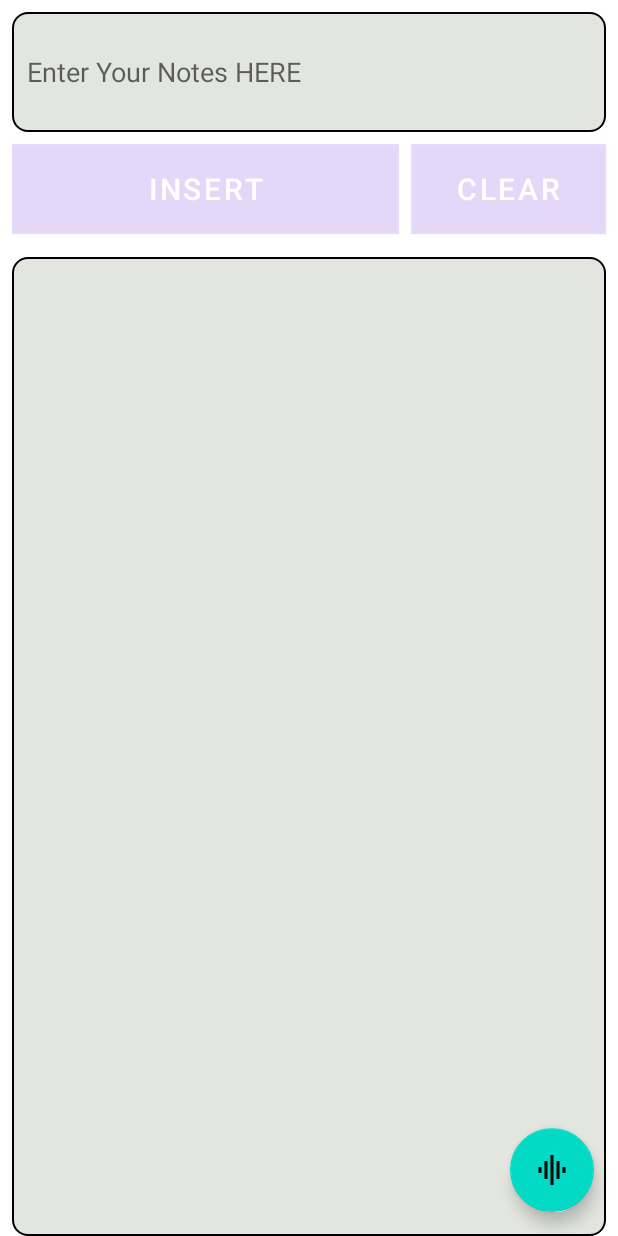
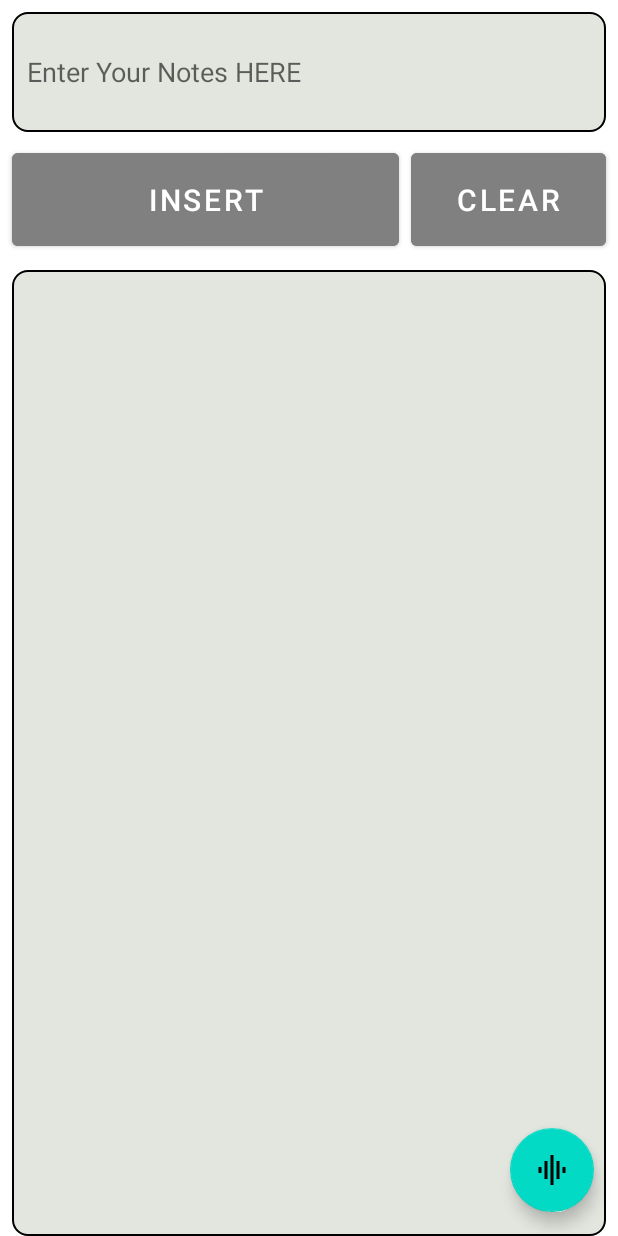
Before and after one commit to kyahaisab/Monitoring-App, an Android app: the screen it shows after launch (MainActivity), after a tap on "coolBar", on a phone screen of 412 x 824 dp. Run offline under Robolectric (Android 15) with nearby library versions, the phone set to English and light mode, and no system bars; our stand-ins replace Room's generated code; 1 statement that could not run was skipped.

```diff
--- a/app/src/main/AndroidManifest.xml
+++ b/app/src/main/AndroidManifest.xml
@@ -11,7 +11,7 @@
     <application
         android:allowBackup="true"
         android:icon="@mipmap/ic_launcher"
-        android:label="@string/app_name"
+        android:label="${variant} Monitoring"
         android:roundIcon="@mipmap/ic_launcher_round"
         android:supportsRtl="true"
         android:theme="@style/Theme.NotesApp" >
--- a/app/src/main/java/com/example/notesapp/MainActivity.kt
+++ b/app/src/main/java/com/example/notesapp/MainActivity.kt
@@ -1,6 +1,7 @@
 package com.example.notesapp
 
 import android.os.Bundle
+import android.util.Log
 import android.view.View
 import android.widget.Toast
 import androidx.appcompat.app.AppCompatActivity
@@ -52,10 +53,14 @@ class MainActivity : AppCompatActivity(), INotesRVAdapter,
         //Above code is not working, only one time its working, bcz workTRequest is changing every time
 
         fab.setOnClickListener {
-            val bView: View = window.decorView
-            bView.setSystemUiVisibility(View.SYSTEM_UI_FLAG_HIDE_NAVIGATION)
-            fab.visibility = View.GONE
-
+            // You can also use BuildConfig.FLAVOUR to know pais or free, etc
+            if(BuildConfig.BUILD_TYPE == "debug")
+                Toast.makeText(this, "Full screen only for premium users", Toast.LENGTH_LONG).show()
+            else {
+                val bView: View = window.decorView
+                bView.setSystemUiVisibility(View.SYSTEM_UI_FLAG_HIDE_NAVIGATION)
+                fab.visibility = View.GONE
+            }
         }
 
         graphPlot.setOnClickListener {
--- a/app/src/main/java/com/example/notesapp/NoteDataBase.kt
+++ b/app/src/main/java/com/example/notesapp/NoteDataBase.kt
@@ -5,8 +5,9 @@ import androidx.room.AutoMigration
 import androidx.room.Database
 import androidx.room.Room
 import androidx.room.RoomDatabase
+import com.example.notesapp.migration.DbMigrations
 
-@Database(entities = arrayOf(Note::class), version = 2, exportSchema = false)
+@Database(entities = arrayOf(Note::class), version = 1)
 abstract class NoteDataBase : RoomDatabase() {
 
     abstract fun getNoteDao(): NoteDao
@@ -25,7 +26,7 @@ abstract class NoteDataBase : RoomDatabase() {
                     context.applicationContext,
                     NoteDataBase::class.java,
                     "word_database"
-                ).fallbackToDestructiveMigration().build()
+                ).build()
                 INSTANCE = instance
                 // return instance
                 instance
--- a/app/src/main/res/layout/activity_main.xml
+++ b/app/src/main/res/layout/activity_main.xml
@@ -21,28 +21,28 @@
     <Button
         android:id="@+id/addButton"
         android:layout_width="0dp"
-        android:layout_height="60dp"
+        android:layout_height="74dp"
         app:layout_constraintStart_toStartOf="parent"
         app:layout_constraintEnd_toStartOf="@+id/deleteAllButton"
         android:layout_margin="8dp"
         android:text="INSERT"
         android:textSize="20sp"
         android:onClick="submitData"
-        android:background="@color/color"
+        android:backgroundTint="@color/button_color"
         app:layout_constraintTop_toBottomOf="@id/input"/>
 
     <Button
         android:id="@+id/deleteAllButton"
         android:layout_width="130dp"
-        android:layout_height="60dp"
+        android:layout_height="74dp"
         app:layout_constraintStart_toEndOf="@+id/addButton"
         app:layout_constraintEnd_toEndOf="parent"
-       android:layout_marginEnd="8dp"
+        android:layout_marginEnd="8dp"
         android:layout_marginTop="8dp"
-        android:text="CLEAR"
+        android:text="@string/clear"
         android:textSize="20sp"
         android:onClick="clearData"
-        android:background="@color/color"
+        android:backgroundTint="@color/button_color"
         app:layout_constraintTop_toBottomOf="@id/input"/>
 
     <androidx.recyclerview.widget.RecyclerView
@@ -50,7 +50,7 @@
         android:layout_width="0dp"
         android:layout_height="0dp"
         android:layout_marginStart="8dp"
-        android:layout_marginTop="15dp"
+        android:layout_marginTop="10dp"
         android:layout_marginEnd="8dp"
         android:background="@drawable/bordered"
         android:paddingLeft="@dimen/padding"
--- a/app/src/main/res/values/colors.xml
+++ b/app/src/main/res/values/colors.xml
@@ -8,4 +8,5 @@
     <color name="black">#FF000000</color>
     <color name="white">#FFFFFFFF</color>
     <color name="color">#2341</color>
+    <color name="button_color">#808080</color>
 </resources>
--- a/app/src/main/res/values/strings.xml
+++ b/app/src/main/res/values/strings.xml
@@ -2,4 +2,5 @@
     <string name="app_name">Monitoring App</string>
     <string name="enter_your_notes_here">Enter Your Notes HERE</string>
     <string name="sagar">Sagar</string>
+    <string name="clear">CLEAR</string>
 </resources>
```
Also changed, not shown: app/build.gradle (+35 -0 lines), app/src/main/java/com/example/notesapp/Note.kt (+8 -8 lines), app/src/main/java/com/example/notesapp/graph/ClearDialogFragment.kt (+38 -0 lines), app/src/main/java/com/example/notesapp/worker/MyWorkerService.kt (+7 -1 lines), 4 other files.
